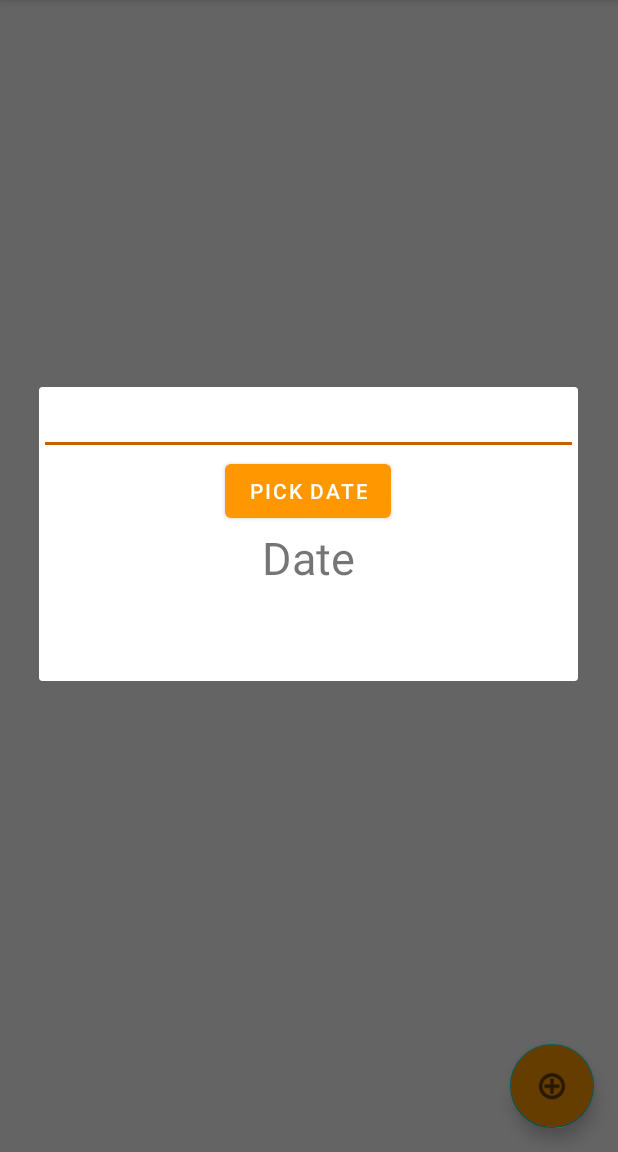
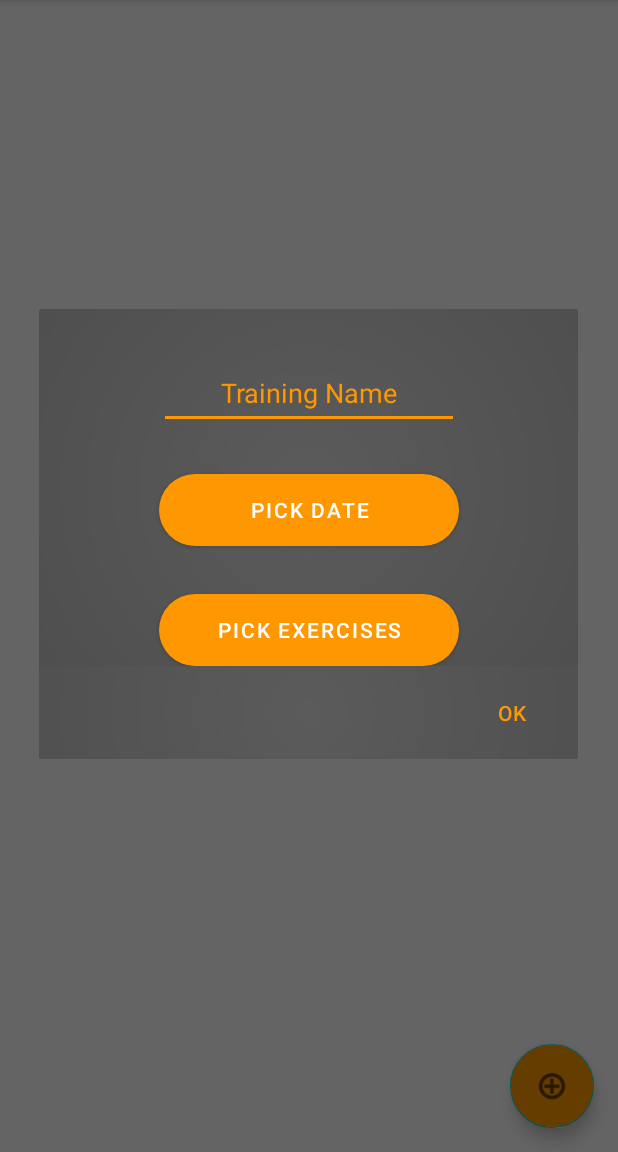
Before and after one commit to cyrilperier/Sportservice, an Android app: the ListEntrainementActivity screen opened directly, with no data from a screen before it, after a tap on an icon or button, on a phone screen of 412 x 824 dp, the part 84-1236 px from its top. Run offline under Robolectric (Android 15) with nearby library versions, the light colour scheme and no system bars; our stand-ins replace Firebase (no records; nobody signed in at launch, a user with empty details on screens opened directly), Room's generated code.

Commit message:
Mise à jour du dialog de creation d'entrainement personnalisé L'utilisateur peut maintenant ajouter des exos directement a la creation du training via un bouton "add exercise" qui ouvre une alert dialog avec tout les exos presents dans la nouvelle collection 'exercises' que j'ai crée au root du firestore Cliquer sur Ok dans la premiere dialog cree donc l'entrainement ainsi que la collection exercices (liée au training) et les documents liés aux exos avec pour documentID leur identifiant de la collection exercises comme ça si on ajoute des parametres dans la collection root exersices ça sera facile de les recuperer avec l'id de l'exo en question J'ai aussi designé les deux dialogs pour qu'elles pas trop moches c'etait compliqué vu que les AlertDialog sont créé programmatiquement mais bon j'ai fait au mieux donc j'ai fait des modifs dans le themes.xml ainsi que le colors
 - ADRIEN

```diff
--- a/app/src/main/res/layout/add_training_to_user.xml
+++ b/app/src/main/res/layout/add_training_to_user.xml
@@ -1,25 +1,49 @@
-<LinearLayout xmlns:android="http://schemas.android.com/apk/res/android"
+<androidx.constraintlayout.widget.ConstraintLayout xmlns:android="http://schemas.android.com/apk/res/android"
     xmlns:app="http://schemas.android.com/apk/res-auto"
     xmlns:tools="http://schemas.android.com/tools"
     android:layout_width="match_parent"
     android:layout_height="match_parent"
+    android:gravity="center"
     android:orientation="vertical"
-    android:gravity="center">
+    android:background="@drawable/shape">
+
     <EditText
         android:id="@+id/trainingTitle"
-        android:layout_width="match_parent"
-        android:layout_height="wrap_content"/>
+        android:layout_width="200dp"
+        android:layout_height="wrap_content"
+        android:layout_marginTop="32dp"
+        android:hint="Training Name"
+        android:minHeight="48dp"
+        android:gravity="center"
+        android:textColor="@color/colorPrimary"
+        android:textColorHint="@color/colorPrimary"
+        android:backgroundTint="@color/colorPrimary"
+        android:color="@color/colorPrimary"
+        app:layout_constraintEnd_toEndOf="parent"
+        app:layout_constraintStart_toStartOf="parent"
+        app:layout_constraintTop_toTopOf="parent" />
+
     <Button
         android:id="@+id/pickDateBtn"
+        android:layout_width="200dp"
+        android:layout_height="wrap_content"
+        android:layout_marginTop="30dp"
         android:text="Pick Date"
-        android:layout_width="wrap_content"
-        android:layout_height="wrap_content" />
-    <TextView
-        android:id="@+id/dateTv"
-        android:text="Date"
-        android:textSize="30sp"
-        android:layout_width="wrap_content"
-        android:layout_height="wrap_content" />
+        android:background="@drawable/roundcorner"
+        app:layout_constraintEnd_toEndOf="parent"
+        app:layout_constraintStart_toStartOf="parent"
+        app:layout_constraintTop_toBottomOf="@+id/trainingTitle" />
+
+    <Button
+        android:id="@+id/pickExercices"
+        android:layout_width="200dp"
+        android:layout_height="wrap_content"
+        android:layout_marginTop="32dp"
+        android:background="@drawable/roundcorner"
+        android:text="Pick Exercises"
+        app:layout_constraintEnd_toEndOf="parent"
+        app:layout_constraintStart_toStartOf="parent"
+        app:layout_constraintTop_toBottomOf="@+id/pickDateBtn" />
 
 
-</LinearLayout>
+</androidx.constraintlayout.widget.ConstraintLayout>
--- a/app/src/main/res/values/colors.xml
+++ b/app/src/main/res/values/colors.xml
@@ -10,4 +10,8 @@
     <color name="colorPrimary">#FF9800</color>
     <color name="colorPrimaryDark">#FF9800</color>
     <color name="colorAccent">#c75f00</color>
+    <color name="greyBackground">#5b5b5b</color>
+    <color name="transparent">#00010000</color>
+
+    <color name="greyBackgroundEnd">#444444</color>
 </resources>
--- a/app/src/main/res/values/strings.xml
+++ b/app/src/main/res/values/strings.xml
@@ -4,7 +4,9 @@
     <string name="title_activity_main2">Gym Helper</string>
     <string name="pick_color"> Pick a color </string>
     <string name="ok">OK</string>
+    <string name="cancel">CANCEL</string>
     <string name="password">Password</string>
+    <string name="exercise_picker">Pick your exercise</string>
     <string name="email">Email</string>
     <string name="username">Username</string>
     <string name="identifiant">Identification</string>
@@ -23,9 +25,8 @@
     </string-array>
 
     <string-array name="entrainement_names">
-        <item>Exercice 1</item>
-        <item>Exercice 2</item>
-        <item>Exercice 3</item>
-
+        <item>pompes</item>
+        <item>tractions</item>
+        <item>squats lestées</item>
     </string-array>
 </resources>
--- a/app/src/main/res/values/themes.xml
+++ b/app/src/main/res/values/themes.xml
@@ -28,5 +28,28 @@
         <item name="colorPrimary">@color/colorPrimary</item>
         <item name="colorPrimaryDark">@color/colorPrimaryDark</item>
         <item name="colorAccent">@color/colorAccent</item>
+        <item name="materialAlertDialogTheme">@style/MyDialogTheme</item>
+    </style>
+
+    <style name="MyDialogTheme" parent="Theme.AppCompat.Light.Dialog.Alert">
+        <item name="android:background">@drawable/shape</item>
+        <item name="android:textColor">@color/colorPrimary</item>
+        <item name="android:checkedButton">@color/colorPrimary</item>
+        <item name="android:colorPrimary">@color/colorPrimary</item>
+        <item name="android:colorMultiSelectHighlight">@color/colorPrimary</item>
+        <item name="android:textColorAlertDialogListItem">@color/white</item>
+        <item name="android:colorPressedHighlight">@color/white</item>
+        <item name="android:color">@color/white</item>
+        <item name="colorAccent">@color/colorPrimary</item>
+        <item name="android:buttonBarNegativeButtonStyle">@style/NegativeButtonStyle</item>
+        <item name="android:buttonBarPositiveButtonStyle">@style/PositiveButtonStyle</item>
+    </style>
+
+    <style name="NegativeButtonStyle" parent="Widget.AppCompat.Button.ButtonBar.AlertDialog">
+        <item name="android:textColor">@color/colorPrimary</item>
+    </style>
+
+    <style name="PositiveButtonStyle" parent="Widget.AppCompat.Button.ButtonBar.AlertDialog">
+        <item name="android:textColor">@color/colorPrimary</item>
     </style>
 </resources>
```
Also changed, not shown: app/src/main/java/com/uqac/pmm/DialogFragmentAddTraining.kt (+85 -8 lines).
